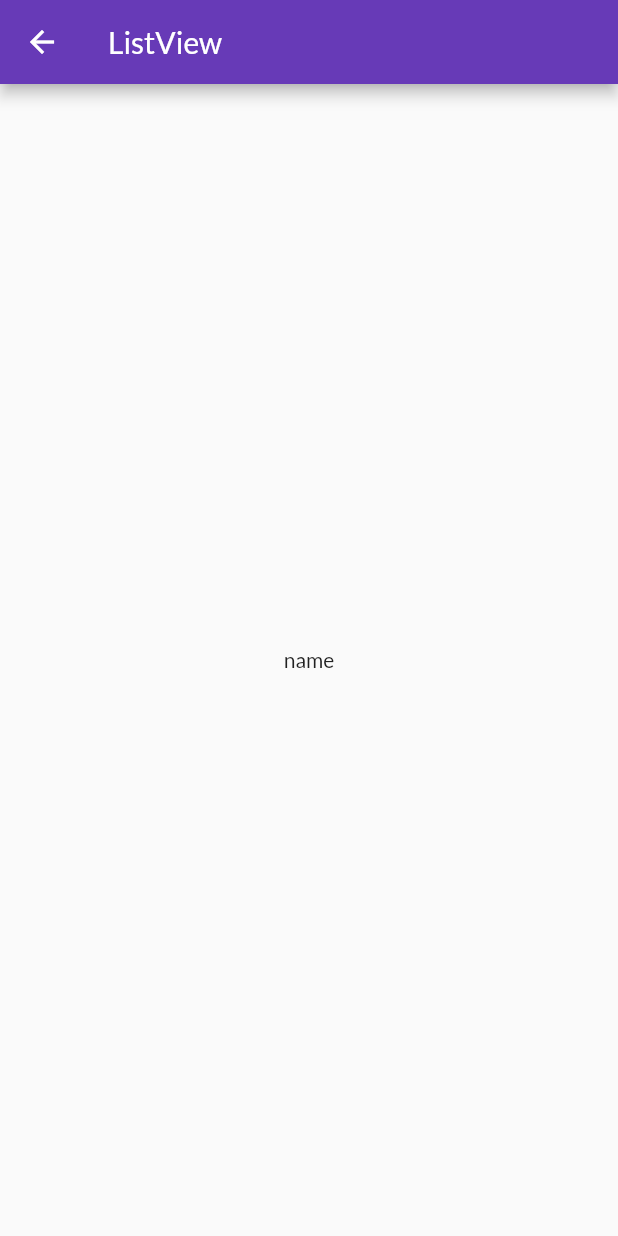
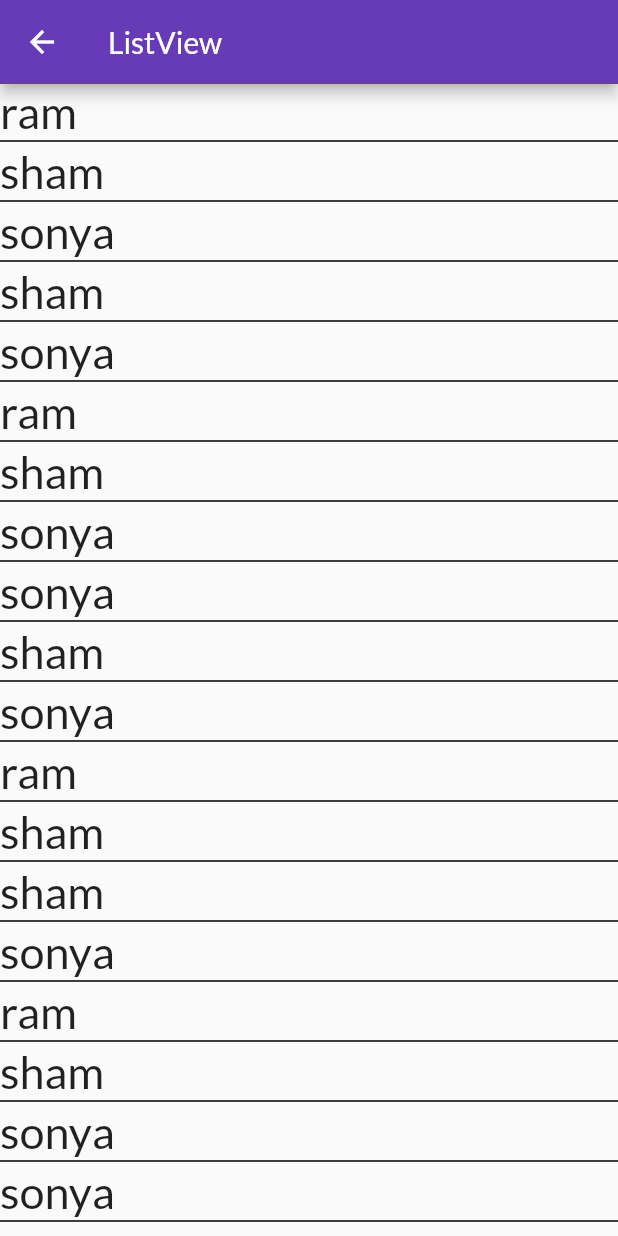
Before and after one commit to shivkadam00/30DaysofFlutter, a Flutter app: the screen it shows after launch, after a tap on "ListView", on a phone screen of 412 x 824 dp. Run offline on Flutter 3.47's test engine with Material 2 defaults, Android fonts, the phone set to English and light mode, and no system bars; our stand-ins replace fluttertoast, google_fonts; network calls fail; key blocks and very long unbroken strings in the code were emptied for the run.

```diff
--- a/lib/FlutterTopic/Listview.dart
+++ b/lib/FlutterTopic/Listview.dart
@@ -8,13 +8,58 @@ class Listview extends StatefulWidget {
 }
 
 class _ListviewState extends State<Listview> {
+  List<String> numarray = [
+    "ram",
+    "sham",
+    "sonya",
+    "sham",
+    "sonya",
+    "ram",
+    "sham",
+    "sonya",
+    "sonya",
+    "sham",
+    "sonya",
+    "ram",
+    "sham",
+    "sham",
+    "sonya",
+    "ram",
+    "sham",
+    "sonya",
+    "sonya",
+    "sham",
+    "sonya",
+    "ram",
+    "sham",
+    "sonya"
+  ];
   @override
   Widget build(BuildContext context) {
     return Scaffold(
-      appBar: AppBar(
-        title: Text("ListView"),
-      ),
-      body: Center(child: Text("name")),
-    );
+        appBar: AppBar(
+          title: Text("ListView"),
+        ),
+        body: Center(
+          child: ListView.separated(
+            // padding: EdgeInsets.all(16.0),
+            itemBuilder: (context, index) {
+              return Text(
+                numarray[index],
+                style: TextStyle(fontSize: 30, fontWeight: FontWeight.w500),
+              );
+            },
+            itemCount: numarray.length,
+            separatorBuilder: (contex, index) {
+              return Divider(
+                height: 4,
+                color: Colors.black,
+                thickness: 1,
+              );
+            },
+            // itemExtent: 100,
+            // scrollDirection: Axis.horizontal,
+          ),
+        ));
   }
 }
--- a/lib/main.dart
+++ b/lib/main.dart
@@ -5,6 +5,7 @@ import 'package:flutter_app/pages/RedioBars.dart';
 import 'package:flutter_app/utils/routes.dart';
 import 'package:google_fonts/google_fonts.dart';
 import 'FlutterTopic/Container.dart';
+import 'FlutterTopic/Gridview.dart';
 import 'FlutterTopic/Listview.dart';
 import 'FlutterTopic/Scrolling.dart';
 import 'pages/Home_page.dart';
@@ -35,7 +36,8 @@ class Appname extends StatelessWidget {
         MyRoutes.RedioBar: (context) => RedioBars(),
         MyRoutes.Container: (context) => ContainerPage(),
         MyRoutes.Scrolling: (context) => scrolling(),
-        MyRoutes.Listview: (context) => Listview()
+        MyRoutes.Listview: (context) => Listview(),
+        MyRoutes.gridview: (context) => GridB()
       },
     );
   }
--- a/lib/pages/Home_page.dart
+++ b/lib/pages/Home_page.dart
@@ -21,32 +21,6 @@ class _HomePageState extends State<HomePage> {
         child: SingleChildScrollView(
           child: Column(
             children: [
-              Row(
-                mainAxisAlignment: MainAxisAlignment.center,
-                children: [
-                  Radio<int>(
-                    value: 1,
-                    groupValue: _selectedOption,
-                    onChanged: (value) {
-                      setState(() {
-                        _selectedOption = value!;
-                      });
-                    },
-                  ),
-                  Text('Option 1'),
-                  SizedBox(width: 20),
-                  Radio<int>(
-                    value: 2,
-                    groupValue: _selectedOption,
-                    onChanged: (value) {
-                      setState(() {
-                        _selectedOption = value!;
-                      });
-                    },
-                  ),
-                  Text('Option 2'),
-                ],
-              ),
               ElevatedButton(
                 child: Text("Radio, Checkbox, Text"),
                 onPressed: () {
@@ -84,9 +58,9 @@ class _HomePageState extends State<HomePage> {
                 },
               ),
               ElevatedButton(
-                child: Text("Navigation"),
+                child: Text("grid"),
                 onPressed: () {
-                  print("hi");
+                  Navigator.pushNamed(context, MyRoutes.gridview);
                 },
               ),
             ],
--- a/lib/utils/routes.dart
+++ b/lib/utils/routes.dart
@@ -9,4 +9,5 @@ class MyRoutes {
   static String Container = '/container';
   static String Scrolling = '/scrolling';
   static String Listview = '/listview';
+  static String gridview = '/gridview';
 }
```
Also changed, not shown: lib/FlutterTopic/Gridview.dart (added, +155 -0 lines), pubspec.lock.
